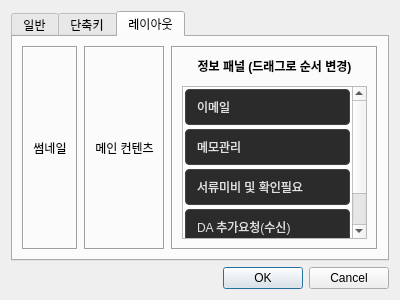
Old version of the form ui/config_dialog.ui in the repository Glen-Lee-glitch/new_viewer.
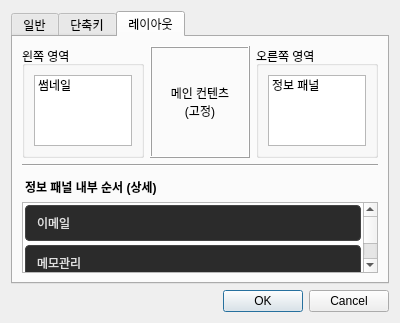
New version of the form. The open tabs and pages were chosen to show the change.

Commit message:
feat: Update layout tab in config_dialog.ui to support draggable containers
   - Add left and right area QListWidgets for Thumbnail and Info panel reordering.
   - Fix Main Content in the center.
   - Relocate internal info panel ordering list to a detailed settings section.

The edit to the form file:
```diff
--- a/ui/config_dialog.ui
+++ b/ui/config_dialog.ui
@@ -82,24 +82,34 @@
       <attribute name="title">
        <string>레이아웃</string>
       </attribute>
-      <layout class="QHBoxLayout" name="horizontalLayout_layout">
+      <layout class="QVBoxLayout" name="verticalLayout_layout_main">
        <item>
-        <widget class="QFrame" name="frame_layout_thumbnail">
-         <property name="frameShape">
-          <enum>QFrame::Box</enum>
-         </property>
-         <property name="frameShadow">
-          <enum>QFrame::Sunken</enum>
-         </property>
-         <layout class="QVBoxLayout" name="verticalLayout_thumbnail">
+        <layout class="QHBoxLayout" name="horizontalLayout_layout_containers">
+         <item>
+          <widget class="QGroupBox" name="groupBox_left_container">
+           <property name="title">
+            <string>왼쪽 영역</string>
+           </property>
+           <layout class="QVBoxLayout" name="verticalLayout_left">
+            <item>
+             <widget class="QListWidget" name="listWidget_layout_left">
+              <property name="dragEnabled">
+               <bool>true</bool>
+              </property>
+              <property name="acceptDrops">
+               <bool>true</bool>
+              </property>
+              <property name="dragDropMode">
+               <enum>QAbstractItemView::DragDrop</enum>
+              </property>
+              <property name="defaultDropAction">
+               <enum>Qt::MoveAction</enum>
+              </property>
           <item>
-           <widget class="QLabel" name="label_thumbnail">
             <property name="text">
              <string>썸네일</string>
             </property>
-            <property name="alignment">
-             <set>Qt::AlignCenter</set>
-            </property>
+              </item>
            </widget>
           </item>
          </layout>
@@ -107,17 +117,24 @@
        </item>
        <item>
         <widget class="QFrame" name="frame_layout_content">
+           <property name="minimumSize">
+            <size>
+             <width>100</width>
+             <height>0</height>
+            </size>
+           </property>
          <property name="frameShape">
           <enum>QFrame::Box</enum>
          </property>
          <property name="frameShadow">
-          <enum>QFrame::Sunken</enum>
+            <enum>QFrame::Raised</enum>
          </property>
          <layout class="QVBoxLayout" name="verticalLayout_content">
           <item>
            <widget class="QLabel" name="label_content">
             <property name="text">
-             <string>메인 컨텐츠</string>
+               <string>메인 컨텐츠
+(고정)</string>
             </property>
             <property name="alignment">
              <set>Qt::AlignCenter</set>
@@ -128,24 +145,51 @@
         </widget>
        </item>
        <item>
-        <widget class="QFrame" name="frame_layout_info">
-         <property name="frameShape">
-          <enum>QFrame::Box</enum>
-         </property>
-         <property name="frameShadow">
-          <enum>QFrame::Sunken</enum>
-         </property>
-         <layout class="QVBoxLayout" name="verticalLayout_info">
+          <widget class="QGroupBox" name="groupBox_right_container">
+           <property name="title">
+            <string>오른쪽 영역</string>
+           </property>
+           <layout class="QVBoxLayout" name="verticalLayout_right">
+            <item>
+             <widget class="QListWidget" name="listWidget_layout_right">
+              <property name="dragEnabled">
+               <bool>true</bool>
+              </property>
+              <property name="acceptDrops">
+               <bool>true</bool>
+              </property>
+              <property name="dragDropMode">
+               <enum>QAbstractItemView::DragDrop</enum>
+              </property>
+              <property name="defaultDropAction">
+               <enum>Qt::MoveAction</enum>
+              </property>
+              <item>
+               <property name="text">
+                <string>정보 패널</string>
+               </property>
+              </item>
+             </widget>
+            </item>
+           </layout>
+          </widget>
+         </item>
+        </layout>
+       </item>
+       <item>
+        <widget class="Line" name="line">
+         <property name="orientation">
+          <enum>Qt::Horizontal</enum>
+         </property>
+        </widget>
+       </item>
           <item>
            <widget class="QLabel" name="label_info_header">
             <property name="text">
-             <string>정보 패널 (드래그로 순서 변경)</string>
-            </property>
-            <property name="alignment">
-             <set>Qt::AlignCenter</set>
+          <string>정보 패널 내부 순서 (상세)</string>
             </property>
             <property name="styleSheet">
-             <string>font-weight: bold; margin-bottom: 5px;</string>
+          <string>font-weight: bold; margin-top: 5px;</string>
             </property>
            </widget>
           </item>
@@ -195,9 +239,6 @@
               <string>DA 추가요청(수신)</string>
              </property>
             </item>
-           </widget>
-          </item>
-         </layout>
         </widget>
        </item>
       </layout>
```
Lines whose indentation alone changed are shown as unchanged.
